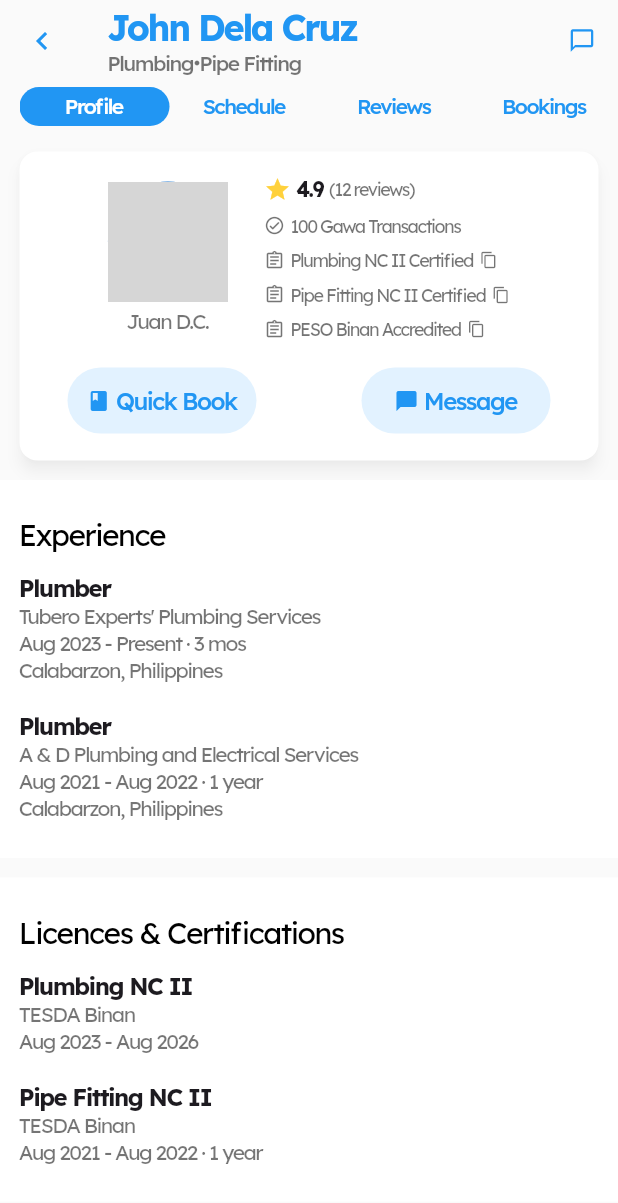
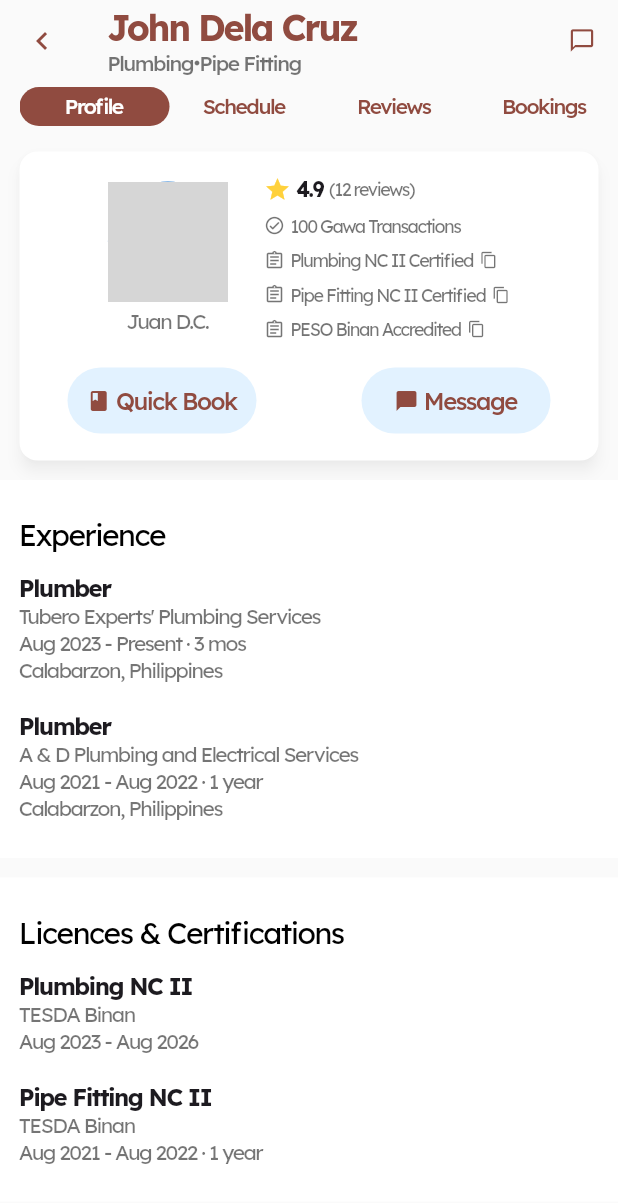
Before and after one commit to karlopenguini/gawa-app, a Flutter app: the screen it shows after launch, after a tap on "Karlo", on a phone screen of 412 x 824 dp. Shown: the top 1203 px of the screen. Run offline on Flutter 3.47's test engine with Material 3 defaults, Android fonts, the phone set to English and light mode, and no system bars; our stand-ins replace animated_text_kit, cloud_firestore, confetti, firebase_auth, firebase_core, flutter_form_builder and 6 more; accounts and stored records are empty; network calls fail; key blocks and very long unbroken strings in the code were emptied for the run; grey boxes are pictures that could not be loaded.

Commit message:
Color Fix

```diff
--- a/lib/analytics/presentation/pages/analytics_page.dart
+++ b/lib/analytics/presentation/pages/analytics_page.dart
@@ -12,6 +12,7 @@ class _AnalyticsPage extends State<AnalyticsPage> {
   final List<String> entries = <String>['A', 'B', 'C'];
   @override
   Widget build(BuildContext context) {
+    final theme = Theme.of(context);
     return Scaffold(
       body: Column(
         children: [
@@ -19,7 +20,7 @@ class _AnalyticsPage extends State<AnalyticsPage> {
             Container(
               height: 173,
               width: double.infinity,
-              color: const Color.fromARGB(255, 0, 135, 249),
+              color: theme.colorScheme.primary,
             ),
             Padding(
               padding: const EdgeInsets.symmetric(vertical: 32),
@@ -79,13 +80,13 @@ class _AnalyticsPage extends State<AnalyticsPage> {
                                     borderRadius: BorderRadius.circular(
                                         999.0), // Adjust the value for roundness
                                   ))),
-                              child: const Row(
+                              child: Row(
                                 children: [
                                   Icon(Icons.arrow_outward_rounded,
-                                      color: Colors.blue),
+                                      color: theme.colorScheme.primary),
                                   Text("Transfer",
                                       style: TextStyle(
-                                          color: Colors.blue,
+                                          color: theme.colorScheme.primary,
                                           letterSpacing: -1))
                                 ],
                               ),
@@ -110,7 +111,7 @@ class _AnalyticsPage extends State<AnalyticsPage> {
                                 const EdgeInsets.symmetric(
                                     horizontal: 20, vertical: 0)),
                             backgroundColor:
-                                MaterialStateProperty.all(Colors.blue),
+                                MaterialStateProperty.all(theme.colorScheme.primary),
                             foregroundColor:
                                 MaterialStateProperty.all(Colors.white),
                             shape: MaterialStateProperty.all<
@@ -140,7 +141,7 @@ class _AnalyticsPage extends State<AnalyticsPage> {
                             backgroundColor:
                                 MaterialStateProperty.all(Colors.transparent),
                             foregroundColor:
-                                MaterialStateProperty.all(Colors.blue),
+                                MaterialStateProperty.all(theme.colorScheme.primary),
                             shape: MaterialStateProperty.all<
                                 RoundedRectangleBorder>(RoundedRectangleBorder(
                               borderRadius: BorderRadius.circular(999),
@@ -168,7 +169,7 @@ class _AnalyticsPage extends State<AnalyticsPage> {
                             backgroundColor:
                                 MaterialStateProperty.all(Colors.transparent),
                             foregroundColor:
-                                MaterialStateProperty.all(Colors.blue),
+                                MaterialStateProperty.all(theme.colorScheme.primary),
                             shape: MaterialStateProperty.all<
                                 RoundedRectangleBorder>(RoundedRectangleBorder(
                               borderRadius: BorderRadius.circular(999),
@@ -196,7 +197,7 @@ class _AnalyticsPage extends State<AnalyticsPage> {
                             backgroundColor:
                                 MaterialStateProperty.all(Colors.transparent),
                             foregroundColor:
-                                MaterialStateProperty.all(Colors.blue),
+                                MaterialStateProperty.all(theme.colorScheme.primary),
                             shape: MaterialStateProperty.all<
                                 RoundedRectangleBorder>(RoundedRectangleBorder(
                               borderRadius: BorderRadius.circular(999),
@@ -224,7 +225,7 @@ class _AnalyticsPage extends State<AnalyticsPage> {
                             backgroundColor:
                                 MaterialStateProperty.all(Colors.transparent),
                             foregroundColor:
-                                MaterialStateProperty.all(Colors.blue),
+                                MaterialStateProperty.all(theme.colorScheme.primary),
                             shape: MaterialStateProperty.all<
                                 RoundedRectangleBorder>(RoundedRectangleBorder(
                               borderRadius: BorderRadius.circular(999),
--- a/lib/gawain/presentation/pages/gawain_layout.dart
+++ b/lib/gawain/presentation/pages/gawain_layout.dart
@@ -14,6 +14,7 @@ class _GawainPageState extends State<GawainPage> {
   bool _isUserDragging = false;
   @override
   Widget build(BuildContext context) {
+    final theme = Theme.of(context);
     return Scaffold(
         appBar: AppBar(
           shadowColor: Colors.transparent,
@@ -28,7 +29,7 @@ class _GawainPageState extends State<GawainPage> {
             image: AssetImage('assets/gawa_text_white.png'),
             height: 32,
           ),
-          backgroundColor: Colors.blue,
+          backgroundColor: theme.colorScheme.primary,
           bottom: PreferredSize(
               preferredSize: const Size.fromHeight(32),
               child: Padding(
@@ -49,7 +50,7 @@ class _GawainPageState extends State<GawainPage> {
                                   : Colors.transparent),
                           foregroundColor: MaterialStateProperty.all(
                               _currentPageIndex == 0
-                                  ? Colors.blue
+                                  ? theme.colorScheme.primary
                                   : Colors.white),
                           shape:
                               MaterialStateProperty.all<RoundedRectangleBorder>(
@@ -86,7 +87,7 @@ class _GawainPageState extends State<GawainPage> {
                                   : Colors.transparent),
                           foregroundColor: MaterialStateProperty.all(
                               _currentPageIndex == 1
-                                  ? Colors.blue
+                                  ? theme.colorScheme.primary
                                   : Colors.white),
                           shape:
                               MaterialStateProperty.all<RoundedRectangleBorder>(
@@ -123,7 +124,7 @@ class _GawainPageState extends State<GawainPage> {
                                   : Colors.transparent),
                           foregroundColor: MaterialStateProperty.all(
                               _currentPageIndex == 2
-                                  ? Colors.blue
+                                  ? theme.colorScheme.primary
                                   : Colors.white),
                           shape:
                               MaterialStateProperty.all<RoundedRectangleBorder>(
@@ -185,7 +186,7 @@ class _GawainPageState extends State<GawainPage> {
                       padding: const EdgeInsets.symmetric(
                           horizontal: 24, vertical: 2),
                       decoration: BoxDecoration(
-                        color: Colors.blue,
+                        color: theme.colorScheme.primary,
                         borderRadius: BorderRadius.circular(100),
                       ),
                       child: const Text("Today (3)",
--- a/lib/gawain_request/presentation/pages/gawain_request.dart
+++ b/lib/gawain_request/presentation/pages/gawain_request.dart
@@ -16,9 +16,10 @@ class _GawainRequestPageState extends State<GawainRequestPage> {
   final _budgetKey = GlobalKey<FormBuilderFieldState>();
   @override
   Widget build(BuildContext context) {
+    final theme = Theme.of(context);
     return Scaffold(
       appBar: AppBar(
-        foregroundColor: Colors.blue,
+        foregroundColor: theme.colorScheme.primary,
         shadowColor: Colors.transparent,
         leading: IconButton(
           onPressed: () {
@@ -134,7 +135,7 @@ class _GawainRequestPageState extends State<GawainRequestPage> {
               ),
               const SizedBox(height: 16),
               MaterialButton(
-                color: Colors.blue,
+                color: theme.colorScheme.primary,
                 minWidth: double.infinity,
                 padding: EdgeInsets.symmetric(vertical: 14),
                 onPressed: () {
--- a/lib/main.dart
+++ b/lib/main.dart
@@ -11,11 +11,13 @@ void main() async {
   SystemChrome.setEnabledSystemUIMode(SystemUiMode.leanBack);
   WidgetsFlutterBinding.ensureInitialized();
   await Firebase.initializeApp(options: DefaultFirebaseOptions.currentPlatform);
+
   runApp(ProviderScope(
       child: MaterialApp(
           theme: ThemeData(
             useMaterial3: false,
             textTheme: GoogleFonts.lexendTextTheme(),
+            colorScheme: ColorScheme.fromSeed(seedColor: const Color(0xffff0000)), // 0xff0087f9 hex for Gawa blue
           ),
           home: const AuthenticatedWidget(
             child: SafeArea(child: MainLayout()),
--- a/lib/profile/presentation/pages/kagawa_profile_page.dart
+++ b/lib/profile/presentation/pages/kagawa_profile_page.dart
@@ -6,7 +6,6 @@ import 'package:syncfusion_flutter_calendar/calendar.dart';
 import 'package:flutter/rendering.dart';
 
 class KagawaProfilePage extends StatefulWidget {
-
   final int id;
 
   const KagawaProfilePage({
@@ -37,6 +36,8 @@ class _KagawaProfilePageState extends State<KagawaProfilePage> {
 
   @override
   Widget build(BuildContext context) {
+    final theme = Theme.of(context);
+
     return Scaffold(
         appBar: AppBar(
           bottom: PreferredSize(
@@ -58,12 +59,12 @@ class _KagawaProfilePageState extends State<KagawaProfilePage> {
                                       horizontal: 20, vertical: 0)),
                               backgroundColor: MaterialStateProperty.all(
                                   _currentPageIndex == 0
-                                      ? Colors.blue
+                                      ? theme.colorScheme.primary
                                       : Colors.transparent),
                               foregroundColor: MaterialStateProperty.all(
                                   _currentPageIndex == 0
                                       ? Colors.white
-                                      : Colors.blue),
+                                      : theme.colorScheme.primary),
                               shape: MaterialStateProperty.all<
                                   RoundedRectangleBorder>(
                                 RoundedRectangleBorder(
@@ -94,12 +95,12 @@ class _KagawaProfilePageState extends State<KagawaProfilePage> {
                                       horizontal: 20, vertical: 0)),
                               backgroundColor: MaterialStateProperty.all(
                                   _currentPageIndex == 1
-                                      ? Colors.blue
+                                      ? theme.colorScheme.primary
                                       : Colors.transparent),
                               foregroundColor: MaterialStateProperty.all(
                                   _currentPageIndex == 1
                                       ? Colors.white
-                                      : Colors.blue),
+                                      : theme.colorScheme.primary),
                               shape: MaterialStateProperty.all<
                                   RoundedRectangleBorder>(
                                 RoundedRectangleBorder(
@@ -130,12 +131,12 @@ class _KagawaProfilePageState extends State<KagawaProfilePage> {
                                       horizontal: 20, vertical: 0)),
                               backgroundColor: MaterialStateProperty.all(
                                   _currentPageIndex == 2
-                                      ? Colors.blue
+                                      ? theme.colorScheme.primary
                                       : Colors.transparent),
                               foregroundColor: MaterialStateProperty.all(
                                   _currentPageIndex == 2
                                       ? Colors.white
-                                      : Colors.blue),
+                                      : theme.colorScheme.primary),
                               shape: MaterialStateProperty.all<
                                   RoundedRectangleBorder>(
                                 RoundedRectangleBorder(
@@ -166,12 +167,12 @@ class _KagawaProfilePageState extends State<KagawaProfilePage> {
                                       horizontal: 20, vertical: 0)),
                               backgroundColor: MaterialStateProperty.all(
                                   _currentPageIndex == 3
-                                      ? Colors.blue
+                                      ? theme.colorScheme.primary
                                       : Colors.transparent),
                               foregroundColor: MaterialStateProperty.all(
                                   _currentPageIndex == 3
                                       ? Colors.white
-                                      : Colors.blue),
+                                      : theme.colorScheme.primary),
                               shape: MaterialStateProperty.all<
                                   RoundedRectangleBorder>(
                                 RoundedRectangleBorder(
@@ -202,12 +203,12 @@ class _KagawaProfilePageState extends State<KagawaProfilePage> {
                                       horizontal: 20, vertical: 0)),
                               backgroundColor: MaterialStateProperty.all(
                                   _currentPageIndex == 4
-                                      ? Colors.blue
+                                      ? theme.colorScheme.primary
                                       : Colors.transparent),
                               foregroundColor: MaterialStateProperty.all(
                                   _currentPageIndex == 4
                                       ? Colors.white
-                                      : Colors.blue),
+                                      : theme.colorScheme.primary),
                               shape: MaterialStateProperty.all<
                                   RoundedRectangleBorder>(
                                 RoundedRectangleBorder(
@@ -278,7 +279,7 @@ class _KagawaProfilePageState extends State<KagawaProfilePage> {
               },
             ),
           ],
-          foregroundColor: Colors.blue,
+          foregroundColor: theme.colorScheme.primary,
         ),
         body: PageView(
           controller: _myPage,
@@ -464,10 +465,10 @@ class _KagawaProfilePageState extends State<KagawaProfilePage> {
                     dateFormat: 'd',
                     dayFormat: 'EEE',
                     timeIntervalHeight: 64,
-                    allDayPanelColor: Colors.lightBlue,
+                    allDayPanelColor: theme.colorScheme.secondary,
                     timeRulerSize: 64),
                 cellBorderColor: Colors.black38,
-                todayHighlightColor: Colors.blue,
+                todayHighlightColor: theme.colorScheme.primary,
               ),
             ),
             SingleChildScrollView(
@@ -766,7 +767,7 @@ class _KagawaProfilePageState extends State<KagawaProfilePage> {
                                                 255, 226, 242, 255)),
                                         foregroundColor:
                                             MaterialStateProperty.all(
-                                                Colors.blue),
+                                                theme.colorScheme.primary),
                                         padding: MaterialStateProperty.all(
                                             const EdgeInsets.symmetric(
                                                 vertical: 12)),
@@ -805,7 +806,7 @@ class _KagawaProfilePageState extends State<KagawaProfilePage> {
                                                 255, 226, 242, 255)),
                                         foregroundColor:
                                             MaterialStateProperty.all(
-                                                Colors.blue),
+                                                theme.colorScheme.primary),
                                         padding: MaterialStateProperty.all(
                                             const EdgeInsets.symmetric(
                                                 vertical: 12)),
@@ -876,7 +877,7 @@ class _KagawaProfilePageState extends State<KagawaProfilePage> {
                                   padding: const EdgeInsets.symmetric(
                                       horizontal: 24, vertical: 2),
                                   decoration: BoxDecoration(
-                                    color: Colors.blue,
+                                    color: theme.colorScheme.primary,
                                     borderRadius: BorderRadius.circular(100),
                                   ),
                                   child: Text("Today",
@@ -1096,7 +1097,7 @@ class _KagawaProfilePageState extends State<KagawaProfilePage> {
                                                 255, 226, 242, 255)),
                                         foregroundColor:
                                             MaterialStateProperty.all(
-                                                Colors.blue),
+                                                theme.colorScheme.primary),
                                         padding: MaterialStateProperty.all(
                                             const EdgeInsets.symmetric(
                                                 vertical: 12)),
@@ -1135,7 +1136,7 @@ class _KagawaProfilePageState extends State<KagawaProfilePage> {
                                                 255, 226, 242, 255)),
                                         foregroundColor:
                                             MaterialStateProperty.all(
-                                                Colors.blue),
+                                                theme.colorScheme.primary),
                                         padding: MaterialStateProperty.all(
                                             const EdgeInsets.symmetric(
                                                 vertical: 12)),
@@ -1340,7 +1341,7 @@ class _KagawaProfilePageState extends State<KagawaProfilePage> {
                                                       255, 226, 242, 255)),
                                           foregroundColor:
                                               MaterialStateProperty.all(
-                                                  Colors.blue),
+                                                  theme.colorScheme.primary),
                                           padding: MaterialStateProperty.all(
                                               const EdgeInsets.symmetric(
                                                   vertical: 12)),
@@ -1380,7 +1381,7 @@ class _KagawaProfilePageState extends State<KagawaProfilePage> {
                                                       255, 226, 242, 255)),
                                           foregroundColor:
                                               MaterialStateProperty.all(
-                                                  Colors.blue),
+                                                  theme.colorScheme.primary),
                                           padding: MaterialStateProperty.all(
                                               const EdgeInsets.symmetric(
                                                   vertical: 12)),
--- a/lib/profile/presentation/widgets/kagawa_calling_card.dart
+++ b/lib/profile/presentation/widgets/kagawa_calling_card.dart
@@ -8,6 +8,8 @@ class KagawaCallingCard extends StatelessWidget {
 
   @override
   Widget build(BuildContext context) {
+    final theme = Theme.of(context);
+
     return Card(
       shape: RoundedRectangleBorder(
         borderRadius:
@@ -163,7 +165,7 @@ class KagawaCallingCard extends StatelessWidget {
                             backgroundColor: MaterialStateProperty.all(
                                 const Color.fromARGB(255, 226, 242, 255)),
                             foregroundColor:
-                                MaterialStateProperty.all(Colors.blue),
+                                MaterialStateProperty.all(theme.colorScheme.primary),
                             padding: MaterialStateProperty.all(
                                 const EdgeInsets.symmetric(vertical: 12)),
                             elevation: MaterialStateProperty.all(0),
@@ -203,7 +205,7 @@ class KagawaCallingCard extends StatelessWidget {
                             backgroundColor: MaterialStateProperty.all(
                                 const Color.fromARGB(255, 226, 242, 255)),
                             foregroundColor:
-                                MaterialStateProperty.all(Colors.blue),
+                                MaterialStateProperty.all(theme.colorScheme.primary),
                             padding: MaterialStateProperty.all(
                                 const EdgeInsets.symmetric(vertical: 12)),
                             elevation: MaterialStateProperty.all(0),
```
Also changed, not shown: lib/authentication/presentation/pages/landing.dart (+17 -16 lines), lib/gawain/presentation/pages/gawain.dart (+5 -4 lines).
